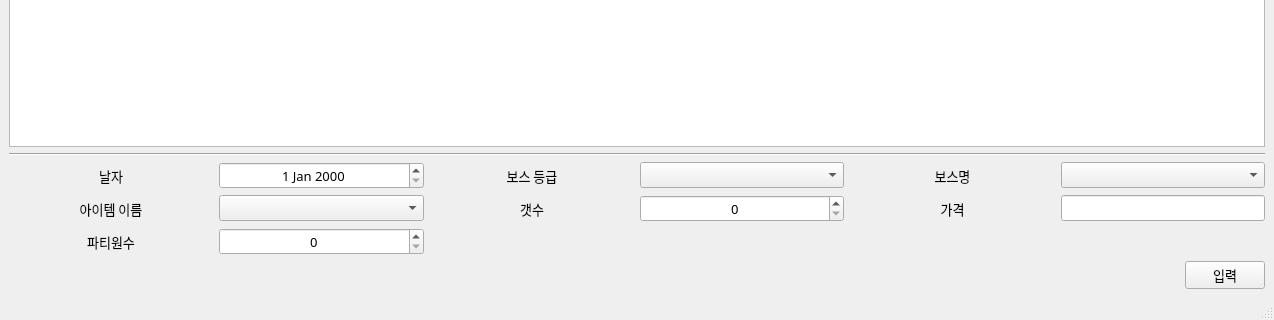
Above: QtFramework/calculator/mainwindow.ui from Cydnus/Study_files before the change; both pictures show x 0 to 1274 and y 546 to 866 of the 1274 by 866 pixel window. Below: the same form after it.
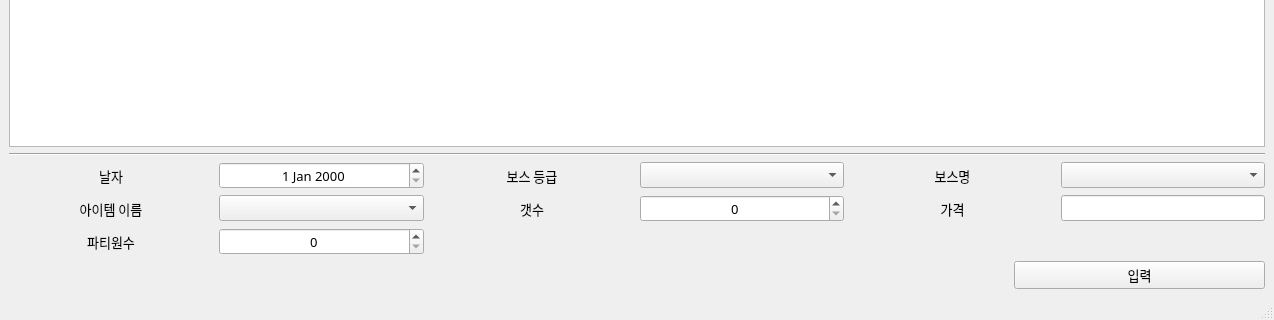
That is the form after the change.

Diff of the .ui file:
```diff
--- a/QtFramework/calculator/mainwindow.ui
+++ b/QtFramework/calculator/mainwindow.ui
@@ -396,7 +396,7 @@
        </layout>
       </item>
       <item>
-       <layout class="QHBoxLayout" name="horizontalLayout_2">
+       <layout class="QHBoxLayout" name="horizontalLayout_2" stretch="8,2">
         <item>
          <spacer name="horizontalSpacer">
           <property name="font">
```
